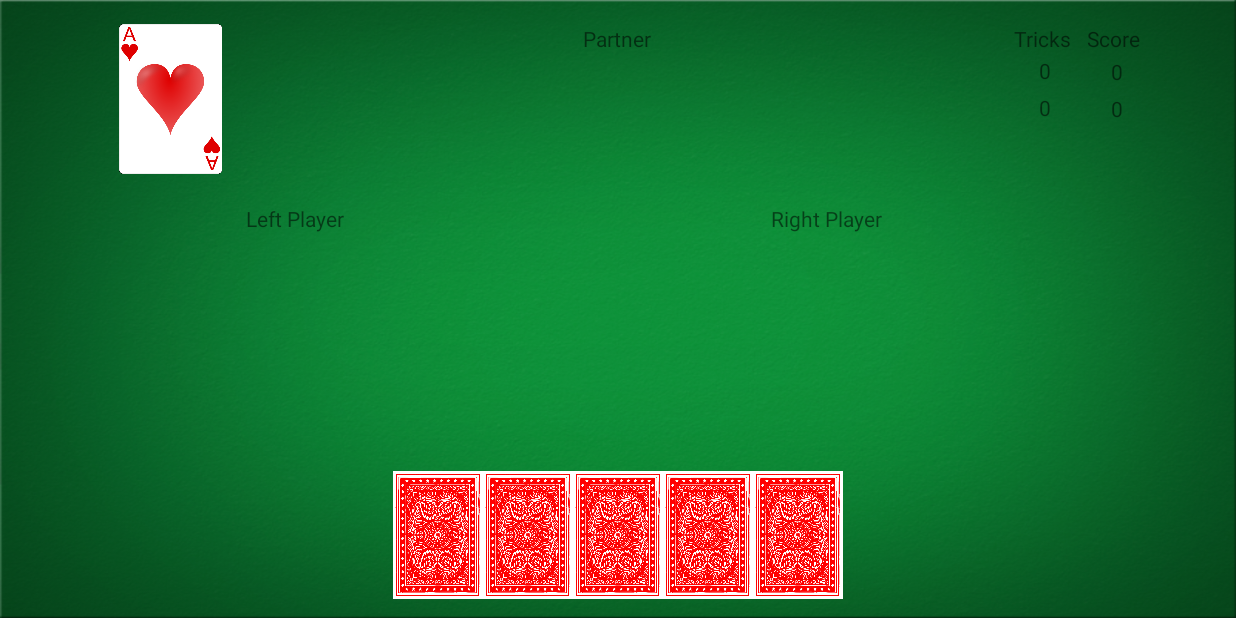
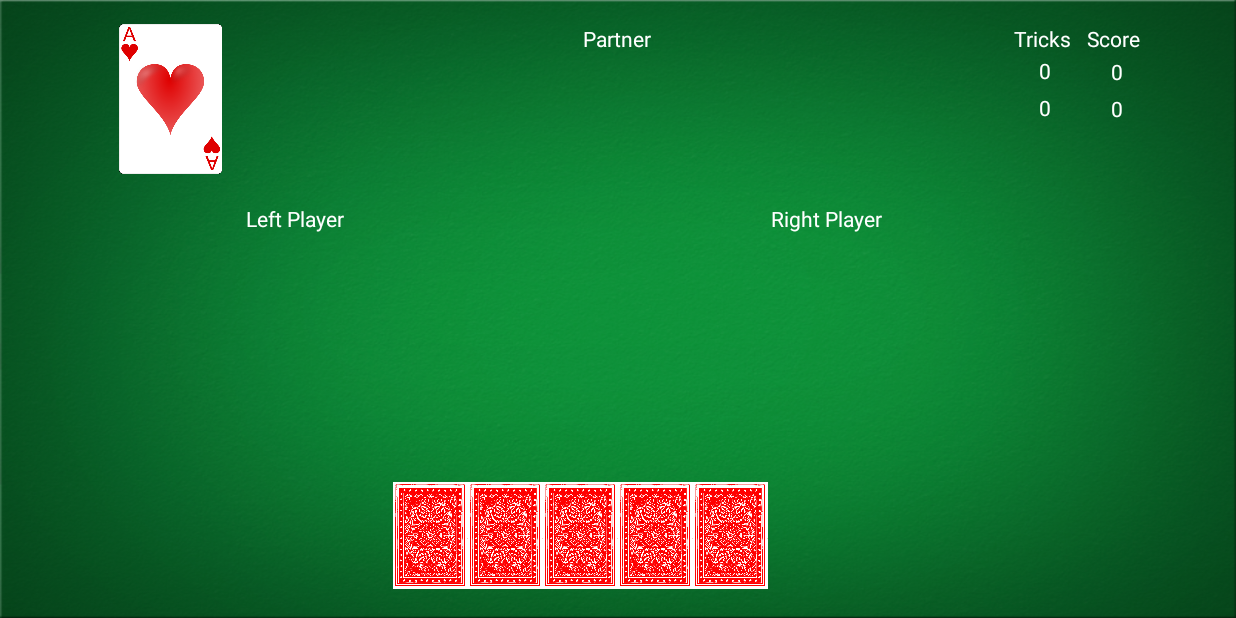
Before and after one commit to schlenkerc18/Euchre, an Android app: the GameActivity screen opened directly, with no data from a screen before it, on a phone screen of 824 x 412 dp (held sideways). Run offline under Robolectric (Android 15) with nearby library versions, the phone set to English and light mode, and no system bars.

Commit message:
Made textviews inside GameActivity white

```diff
--- a/app/src/main/res/layout/activity_game.xml
+++ b/app/src/main/res/layout/activity_game.xml
@@ -27,14 +27,16 @@
         android:layout_marginBottom="100dp"
         android:layout_width="wrap_content"
         android:layout_height="wrap_content"
-        android:text="Left Player"/>
+        android:text="Left Player"
+        android:textColor="@color/white"/>
 
     <TextView
         android:id="@+id/topPlayer"
         android:layout_width="wrap_content"
         android:layout_height="wrap_content"
         android:layout_centerHorizontal="true"
-        android:text="Partner"/>
+        android:text="Partner"
+        android:textColor="@color/white"/>
 
     <TextView
         android:id="@+id/rightPlayer"
@@ -44,7 +46,8 @@
         android:layout_marginBottom="100dp"
         android:layout_width="wrap_content"
         android:layout_height="wrap_content"
-        android:text="Right Player"/>
+        android:text="Right Player"
+        android:textColor="@color/white"/>
 
 
     <ImageView
@@ -85,7 +88,7 @@
         android:layout_height="100dp"
         android:layout_alignParentBottom="true"
         android:layout_centerHorizontal="true"
-        android:weightSum="5"
+        android:weightSum="6"
         android:orientation="horizontal">
 
         <ImageView
@@ -138,6 +141,15 @@
             android:scaleType="centerInside"
             android:src="@drawable/card_back_red"/>
 
+        <ImageView
+            android:id="@+id/iv_card10"
+            android:layout_width="match_parent"
+            android:layout_height="match_parent"
+            android:layout_marginRight="0dp"
+            android:layout_marginLeft="0dp"
+            android:layout_weight="1"
+            android:scaleType="centerInside" />
+
     </LinearLayout>
 
     <TextView
@@ -146,7 +158,8 @@
         android:layout_alignParentTop="true"
         android:layout_alignParentEnd="true"
         android:layout_width="wrap_content"
-        android:layout_height="wrap_content" />
+        android:layout_height="wrap_content"
+        android:textColor="@color/white"/>
 
     <TextView
         android:id="@+id/tricks"
@@ -154,7 +167,8 @@
         android:layout_marginRight="10dp"
         android:text="Tricks"
         android:layout_width="wrap_content"
-        android:layout_height="wrap_content" />
+        android:layout_height="wrap_content"
+        android:textColor="@color/white"/>
 
     <TextView
         android:id="@+id/yourTricks"
@@ -164,7 +178,8 @@
         android:layout_below="@+id/tricks"
         android:layout_marginTop="2dp"
         android:layout_width="wrap_content"
-        android:layout_height="wrap_content" />
+        android:layout_height="wrap_content"
+        android:textColor="@color/white"/>
 
     <TextView
         android:id="@+id/compTricks"
@@ -174,7 +189,8 @@
         android:layout_marginTop="5dp"
         android:layout_below="@+id/yourTricks"
         android:layout_width="wrap_content"
-        android:layout_height="wrap_content" />
+        android:layout_height="wrap_content"
+        android:textColor="@color/white"/>
 
     <TextView
         android:id="@+id/yourScore"
@@ -185,7 +201,8 @@
         android:layout_alignParentTop="true"
         android:layout_alignParentEnd="true"
         android:layout_marginEnd="11dp"
-        android:layout_marginTop="22dp" />
+        android:layout_marginTop="22dp"
+        android:textColor="@color/white"/>
 
     <TextView
         android:id="@+id/compScore"
@@ -194,7 +211,8 @@
         android:layout_height="wrap_content"
         android:layout_below="@+id/yourScore"
         android:layout_alignStart="@+id/yourScore"
-        android:layout_marginTop="5dp" />
+        android:layout_marginTop="5dp"
+        android:textColor="@color/white"/>
 
 
 </RelativeLayout>
--- a/app/src/main/res/values/colors.xml
+++ b/app/src/main/res/values/colors.xml
@@ -3,4 +3,5 @@
     <color name="colorPrimary">#3F51B5</color>
     <color name="colorPrimaryDark">#303F9F</color>
     <color name="colorAccent">#FF4081</color>
+    <color name="white">#FFFFFF</color>
 </resources>
```
